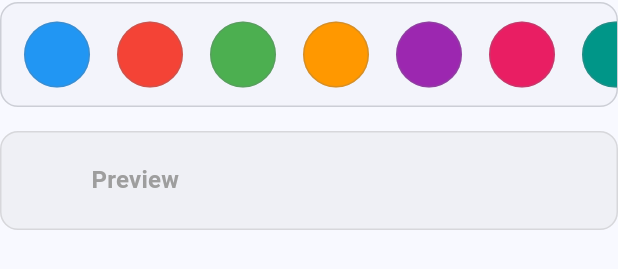
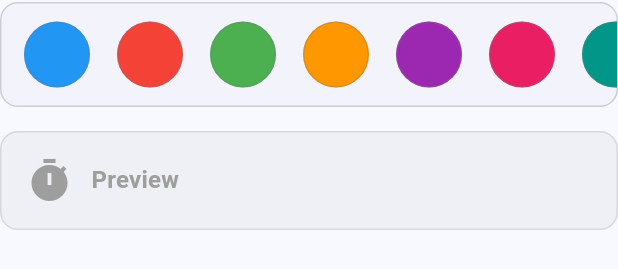
Before and after one commit to lostf1sh/Tickly, a Flutter app: the CustomizationPicker widget shown alone on an empty page, opened directly with empty values, on a phone screen of 412 x 824 dp. Shown: the part 322-591 px from the top of the screen. Run offline on Flutter 3.47's test engine with Material 3 defaults, Android fonts, the light colour scheme and no system bars; our stand-ins replace flutter_local_notifications, share_plus, shared_preferences, timezone; missing offline and left inert: app_settings; accounts and stored records are empty.

Commit message:
Refactor timer icon to use iconName (String) for tree-shakeable icons. Update all usages and UI accordingly.

```diff
--- a/lib/models/timer_model.dart
+++ b/lib/models/timer_model.dart
@@ -18,7 +18,7 @@ class TimerModel {
   bool hasNotification;
   bool hasDailyReminder;
   TimeOfDay? dailyReminderTime;
-  IconData icon;
+  String iconName;
   Color themeColor;
   RecurrenceType recurrenceType;
   DateTime? originalTargetDateTime;
@@ -32,7 +32,7 @@ class TimerModel {
     this.hasNotification = false,
     this.hasDailyReminder = false,
     this.dailyReminderTime,
-    this.icon = Icons.timer,
+    this.iconName = 'timer',
     this.themeColor = Colors.blue,
     this.recurrenceType = RecurrenceType.none,
     this.originalTargetDateTime,
@@ -50,7 +50,7 @@ class TimerModel {
       'dailyReminderTime': dailyReminderTime != null
           ? '${dailyReminderTime!.hour}:${dailyReminderTime!.minute}'
           : null,
-      'icon': icon.codePoint,
+      'iconName': iconName,
       'themeColor': themeColor.value,
       'recurrenceType': recurrenceType.index,
       'originalTargetDateTime': originalTargetDateTime?.millisecondsSinceEpoch,
@@ -81,7 +81,7 @@ class TimerModel {
       hasNotification: json['hasNotification'] ?? false,
       hasDailyReminder: json['hasDailyReminder'] ?? false,
       dailyReminderTime: dailyReminderTime,
-      icon: IconData(json['icon'] ?? Icons.timer.codePoint, fontFamily: 'MaterialIcons'),
+      iconName: json['iconName'] ?? 'timer',
       themeColor: Color(json['themeColor'] ?? Colors.blue.value),
       recurrenceType: RecurrenceType.values[json['recurrenceType'] ?? 0],
       originalTargetDateTime: originalTargetDateTime,
@@ -152,7 +152,7 @@ class TimerModel {
     bool? hasNotification,
     bool? hasDailyReminder,
     TimeOfDay? dailyReminderTime,
-    IconData? icon,
+    String? iconName,
     Color? themeColor,
     RecurrenceType? recurrenceType,
     DateTime? originalTargetDateTime,
@@ -166,10 +166,37 @@ class TimerModel {
       hasNotification: hasNotification ?? this.hasNotification,
       hasDailyReminder: hasDailyReminder ?? this.hasDailyReminder,
       dailyReminderTime: dailyReminderTime ?? this.dailyReminderTime,
-      icon: icon ?? this.icon,
+      iconName: iconName ?? this.iconName,
       themeColor: themeColor ?? this.themeColor,
       recurrenceType: recurrenceType ?? this.recurrenceType,
       originalTargetDateTime: originalTargetDateTime ?? this.originalTargetDateTime,
     );
   }
+
+  static const Map<String, IconData> iconMap = {
+    'timer': Icons.timer,
+    'event': Icons.event,
+    'cake': Icons.cake,
+    'celebration': Icons.celebration,
+    'flight': Icons.flight,
+    'school': Icons.school,
+    'work': Icons.work,
+    'favorite': Icons.favorite,
+    'star': Icons.star,
+    'home': Icons.home,
+    'sports_soccer': Icons.sports_soccer,
+    'music_note': Icons.music_note,
+    'book': Icons.book,
+    'fitness_center': Icons.fitness_center,
+    'restaurant': Icons.restaurant,
+    'shopping_cart': Icons.shopping_cart,
+    'medical_services': Icons.medical_services,
+    'psychology': Icons.psychology,
+    'science': Icons.science,
+    'architecture': Icons.architecture,
+  };
+
+  static IconData iconNameToIconData(String name) {
+    return iconMap[name] ?? Icons.timer;
+  }
 }
--- a/lib/services/share_service.dart
+++ b/lib/services/share_service.dart
@@ -56,7 +56,7 @@ class ShareService {
       ..strokeWidth = 3;
     canvas.drawCircle(const Offset(200, 80), 40, iconBorderPaint);
 
-    _drawIcon(canvas, timer.icon, const Offset(200, 80), 24, timer.themeColor);
+    _drawIcon(canvas, TimerModel.iconNameToIconData(timer.iconName), const Offset(200, 80), 24, timer.themeColor);
 
     final textPainter = TextPainter(
       text: TextSpan(
@@ -170,16 +170,12 @@ class ShareService {
   }
 
   void _drawIcon(Canvas canvas, IconData icon, Offset offset, double size, Color color) {
-    final iconData = IconData(
-      icon.codePoint,
-      fontFamily: icon.fontFamily,
-    );
     final textPainter = TextPainter(
       text: TextSpan(
-        text: String.fromCharCode(iconData.codePoint),
+        text: String.fromCharCode(icon.codePoint),
         style: TextStyle(
           fontSize: size,
-          fontFamily: iconData.fontFamily,
+          fontFamily: icon.fontFamily,
           color: color,
         ),
       ),
--- a/lib/widgets/customization_picker.dart
+++ b/lib/widgets/customization_picker.dart
@@ -1,14 +1,15 @@
 import 'package:flutter/material.dart';
+import '../models/timer_model.dart';
 
 class CustomizationPicker extends StatefulWidget {
-  final IconData initialIcon;
+  final String initialIconName;
   final Color initialColor;
-  final Function(IconData) onIconChanged;
+  final Function(String) onIconChanged;
   final Function(Color) onColorChanged;
 
   const CustomizationPicker({
     super.key,
-    required this.initialIcon,
+    required this.initialIconName,
     required this.initialColor,
     required this.onIconChanged,
     required this.onColorChanged,
@@ -19,30 +20,30 @@ class CustomizationPicker extends StatefulWidget {
 }
 
 class _CustomizationPickerState extends State<CustomizationPicker> {
-  late IconData _selectedIcon;
+  late String _selectedIconName;
   late Color _selectedColor;
 
-  static const List<IconData> availableIcons = [
-    Icons.timer,
-    Icons.event,
-    Icons.cake,
-    Icons.celebration,
-    Icons.flight,
-    Icons.school,
-    Icons.work,
-    Icons.favorite,
-    Icons.star,
-    Icons.home,
-    Icons.sports_soccer,
-    Icons.music_note,
-    Icons.book,
-    Icons.fitness_center,
-    Icons.restaurant,
-    Icons.shopping_cart,
-    Icons.medical_services,
-    Icons.psychology,
-    Icons.science,
-    Icons.architecture,
+  static const List<String> availableIconNames = [
+    'timer',
+    'event',
+    'cake',
+    'celebration',
+    'flight',
+    'school',
+    'work',
+    'favorite',
+    'star',
+    'home',
+    'sports_soccer',
+    'music_note',
+    'book',
+    'fitness_center',
+    'restaurant',
+    'shopping_cart',
+    'medical_services',
+    'psychology',
+    'science',
+    'architecture',
   ];
 
   static const List<Color> availableColors = [
@@ -66,7 +67,7 @@ class _CustomizationPickerState extends State<CustomizationPicker> {
   @override
   void initState() {
     super.initState();
-    _selectedIcon = widget.initialIcon;
+    _selectedIconName = widget.initialIconName;
     _selectedColor = widget.initialColor;
   }
 
@@ -98,17 +99,18 @@ class _CustomizationPickerState extends State<CustomizationPicker> {
               crossAxisSpacing: 12,
               mainAxisSpacing: 12,
             ),
-            itemCount: availableIcons.length,
+            itemCount: availableIconNames.length,
             itemBuilder: (context, index) {
-              final icon = availableIcons[index];
-              final isSelected = icon == _selectedIcon;
+              final iconName = availableIconNames[index];
+              final icon = TimerModel.iconNameToIconData(iconName);
+              final isSelected = iconName == _selectedIconName;
 
               return InkWell(
                 onTap: () {
                   setState(() {
-                    _selectedIcon = icon;
+                    _selectedIconName = iconName;
                   });
-                  widget.onIconChanged(icon);
+                  widget.onIconChanged(iconName);
                 },
                 borderRadius: BorderRadius.circular(12),
                 child: Container(
@@ -216,7 +218,7 @@ class _CustomizationPickerState extends State<CustomizationPicker> {
           child: Row(
             children: [
               Icon(
-                _selectedIcon,
+                TimerModel.iconNameToIconData(_selectedIconName),
                 color: _selectedColor,
                 size: 32,
               ),
--- a/lib/widgets/timer_card.dart
+++ b/lib/widgets/timer_card.dart
@@ -196,7 +196,7 @@ class _TimerCardState extends State<TimerCard> with TickerProviderStateMixin, Wi
                               borderRadius: BorderRadius.circular(12),
                             ),
                             child: Icon(
-                              widget.timer.icon,
+                              TimerModel.iconNameToIconData(widget.timer.iconName),
                               color: widget.timer.themeColor,
                               size: 20,
                             ),
--- a/lib/widgets/timer_form_dialog.dart
+++ b/lib/widgets/timer_form_dialog.dart
@@ -21,7 +21,7 @@ class _TimerFormDialogState extends State<TimerFormDialog> {
   final _formKey = GlobalKey<FormState>();
   final _nameController = TextEditingController();
   DateTime _selectedDateTime = DateTime.now().add(const Duration(days: 1));
-  IconData _selectedIcon = Icons.event;
+  String _selectedIconName = 'event';
   Color _selectedColor = Colors.blue;
   RecurrenceType _recurrenceType = RecurrenceType.none;
   bool _hasNotification = true;
@@ -35,7 +35,7 @@ class _TimerFormDialogState extends State<TimerFormDialog> {
     if (widget.timer != null) {
       _nameController.text = widget.timer!.name;
       _selectedDateTime = widget.timer!.targetDateTime;
-      _selectedIcon = widget.timer!.icon;
+      _selectedIconName = widget.timer!.iconName;
       _selectedColor = widget.timer!.themeColor;
       _recurrenceType = widget.timer!.recurrenceType;
       _hasNotification = widget.timer!.hasNotification;
@@ -213,9 +213,9 @@ class _TimerFormDialogState extends State<TimerFormDialog> {
                       const SizedBox(height: 12),
 
                       CustomizationPicker(
-                        initialIcon: _selectedIcon,
+                        initialIconName: _selectedIconName,
                         initialColor: _selectedColor,
-                        onIconChanged: (icon) => setState(() => _selectedIcon = icon),
+                        onIconChanged: (iconName) => setState(() => _selectedIconName = iconName),
                         onColorChanged: (color) => setState(() => _selectedColor = color),
                       ),
 
@@ -530,7 +530,7 @@ class _TimerFormDialogState extends State<TimerFormDialog> {
         final updatedTimer = widget.timer!.copyWith(
           name: _nameController.text.trim(),
           targetDateTime: _selectedDateTime,
-          icon: _selectedIcon,
+          iconName: _selectedIconName,
           themeColor: _selectedColor,
           recurrenceType: _recurrenceType,
           hasNotification: _hasNotification,
@@ -543,7 +543,7 @@ class _TimerFormDialogState extends State<TimerFormDialog> {
         final newTimer = TimerModel(
           name: _nameController.text.trim(),
           targetDateTime: _selectedDateTime,
-          icon: _selectedIcon,
+          iconName: _selectedIconName,
           themeColor: _selectedColor,
           recurrenceType: _recurrenceType,
           hasNotification: _hasNotification,
```
